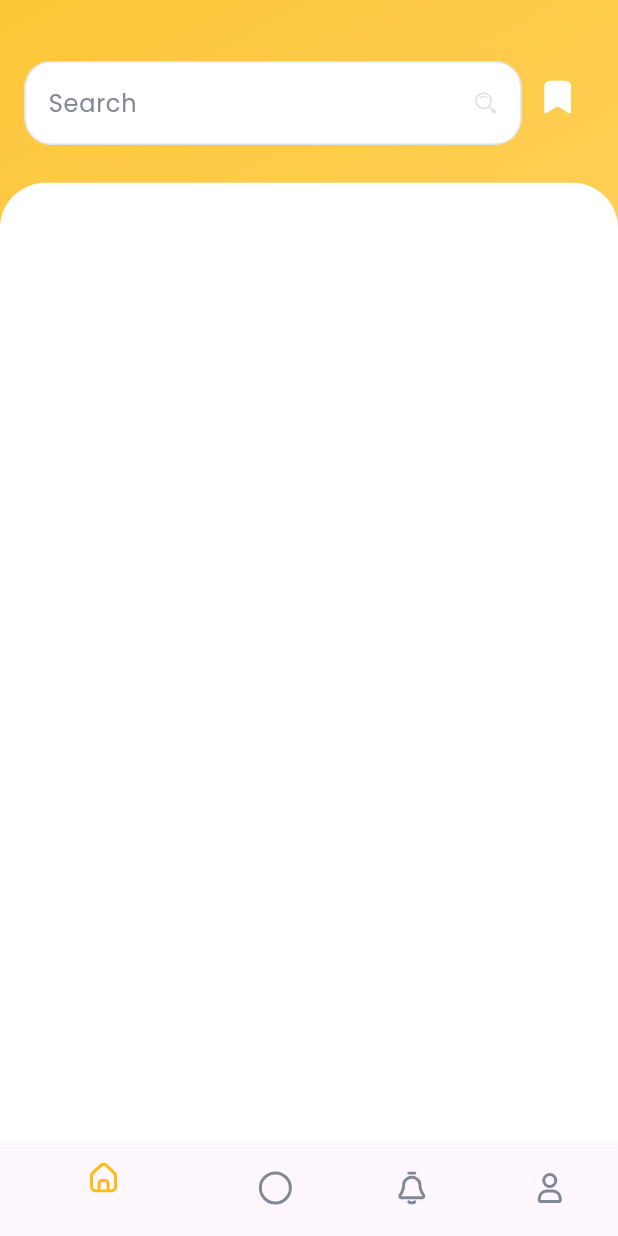
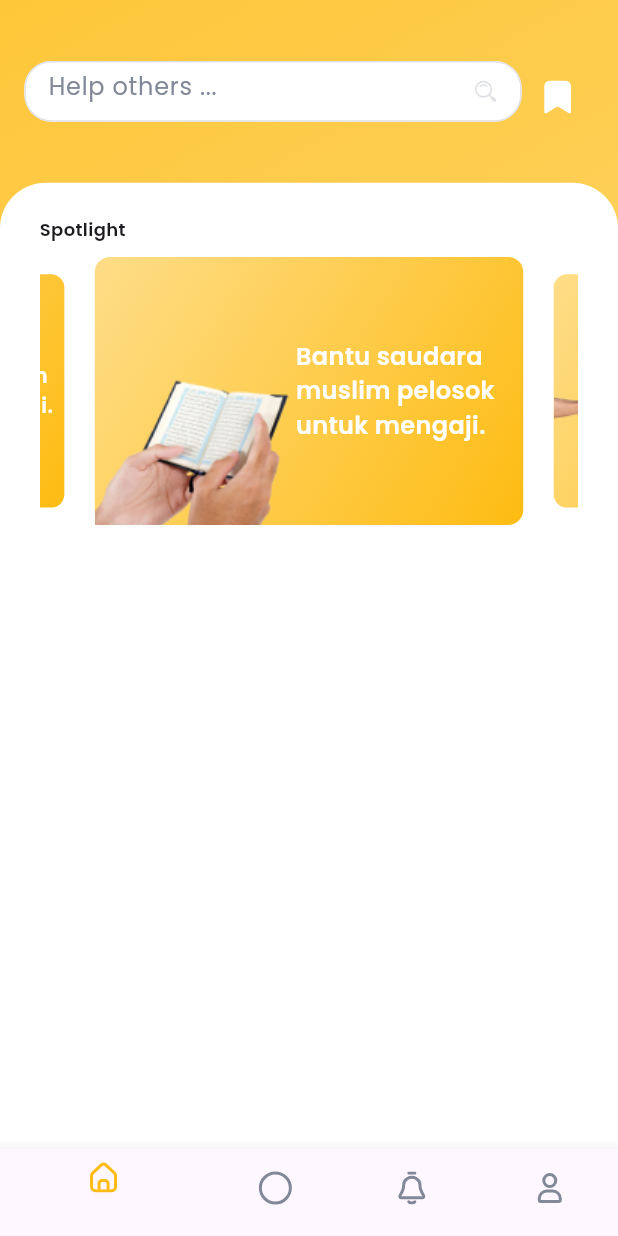
Before and after one commit to KhaledElalfy1/ajuda-app, a Flutter app: the MainView screen opened directly, on a phone screen of 412 x 824 dp. Run offline on Flutter 3.47's test engine with Material 3 defaults, Android fonts, the phone set to English and light mode, and no system bars; drawn by our look-alikes of carousel_slider; our stand-ins replace flutter_bloc, flutter_screenutil, flutter_svg, gap, get_it, google_fonts and 1 more; accounts and stored records are empty.

Commit message:
add carousal section

```diff
--- a/lib/ajuda_app.dart
+++ b/lib/ajuda_app.dart
@@ -28,7 +28,7 @@ class AjudaApp extends StatelessWidget {
 
   String initRouting() {
     if (getIt<CacheHelper>().getData(key: CacheKeys.isFirstTime)) {
-      return Routing.login;
+      return Routing.home;
     }
     return Routing.onboarding;
   }
--- a/lib/core/utils/app_colors.dart
+++ b/lib/core/utils/app_colors.dart
@@ -2,6 +2,7 @@ import 'package:flutter/material.dart';
 
 abstract class AppColors {
   static const Color primaryColor = Color(0xFFFEBC12);
+  static const Color secondaryColor = Color(0xFF330065);
   static const Color borderColor = Color(0xFFDFE1E7);
   static const Color fillColor = Color(0xFFFFFFFF);
   static const Color greyColor = Color(0xFF666D80);
--- a/lib/core/utils/app_images.dart
+++ b/lib/core/utils/app_images.dart
@@ -5,6 +5,18 @@ class AppImages {
   /// Assets for imagesAndroid12splash
   /// assets/images/android12splash.png
   static const String imagesAndroid12splash = "assets/images/android12splash.png";
+
+  /// Assets for imagesAppIcon
+  /// assets/images/app_icon.png
+  static const String imagesAppIcon = "assets/images/app_icon.png";
+
+  /// Assets for imagesDonationOne
+  /// assets/images/donation_one.png
+  static const String imagesDonationOne = "assets/images/donation_one.png";
+
+  /// Assets for imagesDonationTwo
+  /// assets/images/donation_two.png
+  static const String imagesDonationTwo = "assets/images/donation_two.png";
 
   /// Assets for imagesOnboarding
   /// assets/images/onboarding.png
--- /dev/null
+++ b/lib/core/widgets/custom_decorated_body.dart
@@ -0,0 +1,51 @@
+import 'package:ajuda/core/utils/app_colors.dart';
+import 'package:flutter/material.dart';
+import 'package:flutter_screenutil/flutter_screenutil.dart';
+
+class CustomDecoratedBody extends StatelessWidget {
+  const CustomDecoratedBody({
+    super.key,
+    required this.headerChild,
+    required this.bodyChild,
+  });
+  final Widget headerChild, bodyChild;
+  @override
+  Widget build(BuildContext context) {
+    return Stack(
+      children: [
+        Container(
+          padding: EdgeInsets.symmetric(horizontal: 16.h, vertical: 40.h),
+          height: MediaQuery.sizeOf(context).height,
+          width: MediaQuery.sizeOf(context).width,
+          decoration: const BoxDecoration(
+            gradient: LinearGradient(
+              begin: Alignment.topLeft,
+              end: Alignment.bottomRight,
+              colors: [
+                AppColors.gradientTwo,
+                AppColors.gradientOne,
+              ],
+              stops: [0, 50],
+            ),
+          ),
+          child: headerChild,
+        ),
+        Positioned(
+          top: 120.h,
+          child: Container(
+            height: MediaQuery.sizeOf(context).height - 120.h,
+            width: MediaQuery.sizeOf(context).width,
+            decoration: BoxDecoration(
+              color: AppColors.white,
+              borderRadius: BorderRadius.only(
+                topLeft: Radius.circular(30.r),
+                topRight: Radius.circular(30.r),
+              ),
+            ),
+            child: bodyChild,
+          ),
+        )
+      ],
+    );
+  }
+}
--- /dev/null
+++ b/lib/features/home/data/models/advertisement_model.dart
@@ -0,0 +1,7 @@
+class AdvertisementModel {
+  final String imagePath;
+  final String title;
+
+  AdvertisementModel({required this.imagePath, required this.title});
+
+}
--- a/lib/features/home/presentation/view/home_view.dart
+++ b/lib/features/home/presentation/view/home_view.dart
@@ -1,74 +1,18 @@
-import 'package:ajuda/core/utils/app_colors.dart';
-import 'package:ajuda/core/utils/app_icons.dart';
-import 'package:ajuda/core/widgets/custom_text_form_filed.dart';
+import 'package:ajuda/core/widgets/custom_decorated_body.dart';
+import 'package:ajuda/features/home/presentation/view/widgets/home_body.dart';
+import 'package:ajuda/features/home/presentation/view/widgets/home_header.dart';
 import 'package:flutter/material.dart';
-import 'package:flutter_screenutil/flutter_screenutil.dart';
-import 'package:flutter_svg/svg.dart';
 
 class HomeView extends StatelessWidget {
   const HomeView({super.key});
 
   @override
   Widget build(BuildContext context) {
-    return Scaffold(
-        body: Stack(
-      children: [
-        Container(
-          padding: EdgeInsets.symmetric(horizontal: 16.h, vertical: 40.h),
-          height: MediaQuery.sizeOf(context).height,
-          width: MediaQuery.sizeOf(context).width,
-          decoration: const BoxDecoration(
-            gradient: LinearGradient(
-              begin: Alignment.topLeft,
-              end: Alignment.bottomRight,
-              colors: [
-                AppColors.gradientTwo,
-                AppColors.gradientOne,
-              ],
-            ),
-          ),
-          child: Row(
-            crossAxisAlignment: CrossAxisAlignment.start,
-            children: [
-              Expanded(
-                child: CustomTextFormFiled(
-                  controller: TextEditingController(),
-                  hintText: 'Search',
-                  keyboardType: TextInputType.text,
-                  icon: IconButton(
-                    onPressed: () {},
-                    icon: SvgPicture.asset(
-                      AppIcons.iconsSearch,
-                      height: 16.h,
-                      width: 16.h,
-                    ),
-                  ),
-                ),
-              ),
-              IconButton(
-                onPressed: () {},
-                icon: SvgPicture.asset(
-                  AppIcons.iconsSaved,
-                ),
-              ),
-            ],
-          ),
-        ),
-        Positioned(
-          top: 120.h,
-          child: Container(
-            height: MediaQuery.sizeOf(context).height - 120.h,
-            width: MediaQuery.sizeOf(context).width,
-            decoration: BoxDecoration(
-              color: AppColors.white,
-              borderRadius: BorderRadius.only(
-                topLeft: Radius.circular(30.r),
-                topRight: Radius.circular(30.r),
-              ),
-            ),
-          ),
-        )
-      ],
-    ));
+    return const Scaffold(
+      body: CustomDecoratedBody(
+        headerChild: HomeHeader(),
+        bodyChild: HomeBody(),
+      ),
+    );
   }
 }
--- /dev/null
+++ b/lib/features/home/presentation/view/widgets/advertisement_container.dart
@@ -0,0 +1,48 @@
+import 'package:ajuda/core/utils/app_colors.dart';
+import 'package:ajuda/core/utils/app_fonts.dart';
+import 'package:ajuda/features/home/data/models/advertisement_model.dart';
+import 'package:flutter/material.dart';
+import 'package:flutter_screenutil/flutter_screenutil.dart';
+
+class AdvertisementContainer extends StatelessWidget {
+  const AdvertisementContainer({
+    super.key, required this.advertisementModel,
+  });
+
+  final AdvertisementModel advertisementModel;
+  @override
+  Widget build(BuildContext context) {
+    return Container(
+      width: 260.w,
+      height: 140.h,
+      decoration: BoxDecoration(
+        gradient: LinearGradient(
+          colors: [
+            AppColors.primaryColor.withOpacity(0.5),
+            AppColors.primaryColor,
+          ],
+          begin: Alignment.topLeft,
+          end: Alignment.bottomRight,
+        ),
+        borderRadius: BorderRadius.circular(10.0.r),
+      ),
+      child: Row(
+        children: [
+          Align(
+            alignment: Alignment.bottomLeft,
+            child: Image.asset(advertisementModel.imagePath),
+          ),
+          Flexible(
+            child: Text(
+              advertisementModel.title,
+              textAlign: TextAlign.left,
+              style: AppFonts.semiBold16.copyWith(
+                color: AppColors.white,
+              ),
+            ),
+          ),
+        ],
+      ),
+    );
+  }
+}
--- /dev/null
+++ b/lib/features/home/presentation/view/widgets/custom_carousel_slider.dart
@@ -0,0 +1,46 @@
+import 'package:ajuda/core/utils/app_images.dart';
+import 'package:ajuda/features/home/data/models/advertisement_model.dart';
+import 'package:ajuda/features/home/presentation/view/widgets/advertisement_container.dart';
+import 'package:carousel_slider/carousel_slider.dart';
+import 'package:flutter/material.dart';
+import 'package:flutter_screenutil/flutter_screenutil.dart';
+
+class CustomCarouselSlider extends StatelessWidget {
+  const CustomCarouselSlider({
+    super.key,
+  });
+
+  @override
+  Widget build(BuildContext context) {
+    return CarouselSlider(
+        items: [
+          AdvertisementContainer(
+            advertisementModel: AdvertisementModel(
+              imagePath: AppImages.imagesDonationOne,
+              title: 'Bantu saudara muslim pelosok untuk mengaji.',
+            ),
+          ),
+          AdvertisementContainer(
+            advertisementModel: AdvertisementModel(
+              imagePath: AppImages.imagesDonationTwo,
+              title: 'Bantu saudara muslim pelosok untuk mengaji.',
+            ),
+          ),
+        ],
+        options: CarouselOptions(
+          aspectRatio: 260.w / 140.h,
+          viewportFraction: 0.8,
+          initialPage: 0,
+          enableInfiniteScroll: true,
+          reverse: false,
+          autoPlay: true,
+          autoPlayInterval: const Duration(seconds: 3),
+          autoPlayAnimationDuration: const Duration(milliseconds: 800),
+          autoPlayCurve: Curves.fastOutSlowIn,
+          enlargeCenterPage: true,
+          enlargeFactor: 0.3,
+          onPageChanged: (index, reason) {},
+          scrollDirection: Axis.horizontal,
+        ));
+  }
+}
--- /dev/null
+++ b/lib/features/home/presentation/view/widgets/home_body.dart
@@ -0,0 +1,27 @@
+import 'package:ajuda/core/utils/app_fonts.dart';
+import 'package:ajuda/features/home/presentation/view/widgets/custom_carousel_slider.dart';
+import 'package:flutter/material.dart';
+import 'package:flutter_screenutil/flutter_screenutil.dart';
+import 'package:gap/gap.dart';
+
+class HomeBody extends StatelessWidget {
+  const HomeBody({super.key});
+
+  @override
+  Widget build(BuildContext context) {
+    return Padding(
+      padding: EdgeInsets.symmetric(horizontal: 24.0.w, vertical: 22.0.h),
+      child: Column(
+        crossAxisAlignment: CrossAxisAlignment.start,
+        children: [
+          Text(
+            'Spotlight',
+            style: AppFonts.semiBold12,
+          ),
+          Gap(10.h),
+         const CustomCarouselSlider(),
+        ],
+      ),
+    );
+  }
+}
--- /dev/null
+++ b/lib/features/home/presentation/view/widgets/home_header.dart
@@ -0,0 +1,42 @@
+import 'package:ajuda/core/utils/app_icons.dart';
+import 'package:ajuda/core/widgets/custom_text_form_filed.dart';
+import 'package:flutter/material.dart';
+import 'package:flutter_screenutil/flutter_screenutil.dart';
+import 'package:flutter_svg/svg.dart';
+
+class HomeHeader extends StatelessWidget {
+  const HomeHeader({super.key});
+
+  @override
+  Widget build(BuildContext context) {
+    return  Row(
+          crossAxisAlignment: CrossAxisAlignment.start,
+          children: [
+            Expanded(
+              child: SizedBox(
+                height: 40.h,
+                child: CustomTextFormFiled(
+                  controller: TextEditingController(),
+                  hintText: 'Help others ...',
+                  keyboardType: TextInputType.text,
+                  icon: IconButton(
+                    onPressed: () {},
+                    icon: SvgPicture.asset(
+                      AppIcons.iconsSearch,
+                      height: 16.h,
+                      width: 16.h,
+                    ),
+                  ),
+                ),
+              ),
+            ),
+            IconButton(
+              onPressed: () {},
+              icon: SvgPicture.asset(
+                AppIcons.iconsSaved,
+              ),
+            ),
+          ],
+        );
+  }
+}
--- a/pubspec.yaml
+++ b/pubspec.yaml
@@ -28,6 +28,7 @@ environment:
 # the latest version available on pub.dev. To see which dependencies have newer
 # versions available, run `flutter pub outdated`.
 dependencies:
+  carousel_slider: ^5.0.0
   cupertino_icons: ^1.0.8
   flutter:
     sdk: flutter
```
Also changed, not shown: assets/images/donation_one.png (added), assets/images/donation_two.png (added), pubspec.lock.
